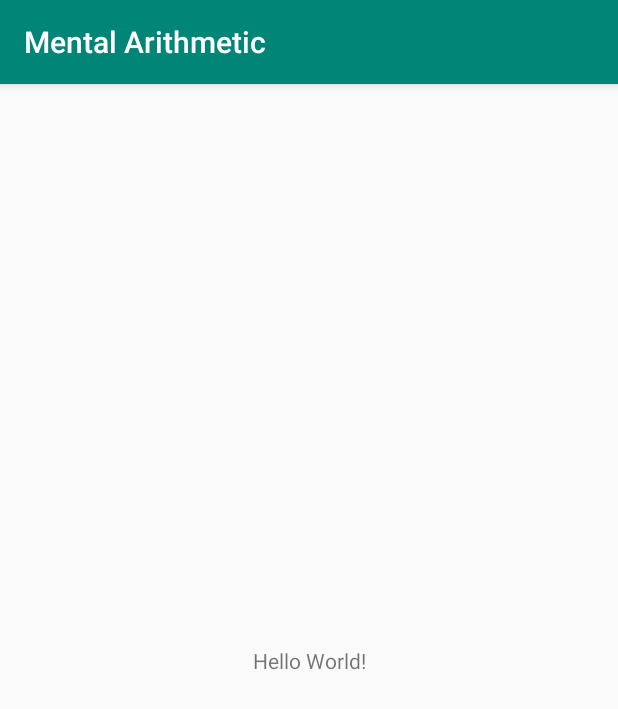
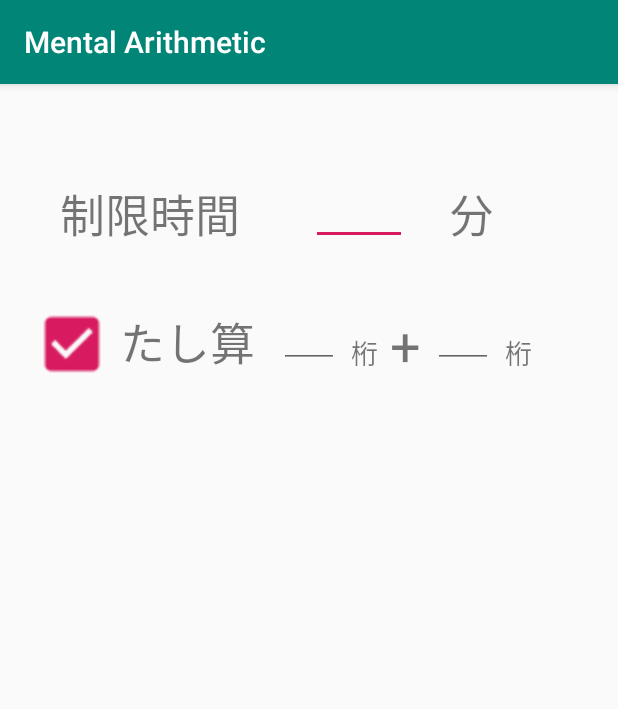
Before and after one commit to Masaki-Fujiwara/Mental-Arithmetic, an Android app: the screen it shows after launch (MainActivity), on a phone screen of 412 x 824 dp. Shown: the top 709 px of the screen. Run offline under Robolectric (Android 15) with nearby library versions, the phone set to English and light mode, and no system bars.

Commit message:
created test view

```diff
--- a/app/build.gradle
+++ b/app/build.gradle
@@ -26,4 +26,5 @@ dependencies {
     testImplementation 'junit:junit:4.12'
     androidTestImplementation 'androidx.test.ext:junit:1.1.0'
     androidTestImplementation 'androidx.test.espresso:espresso-core:3.1.1'
+    implementation 'com.google.android.material:material:1.0.0'
 }
--- a/app/src/main/java/com/example/mentalarithmetic/MainActivity.java
+++ b/app/src/main/java/com/example/mentalarithmetic/MainActivity.java
@@ -11,4 +11,5 @@ public class MainActivity extends AppCompatActivity {
         super.onCreate(savedInstanceState);
         setContentView(R.layout.activity_main);
     }
+
 }
--- a/app/src/main/res/layout/activity_main.xml
+++ b/app/src/main/res/layout/activity_main.xml
@@ -6,13 +6,124 @@
     android:layout_height="match_parent"
     tools:context=".MainActivity">
 
+    <!--制限時間View-->
     <TextView
+        android:id="@+id/textViewTimeLimit"
         android:layout_width="wrap_content"
         android:layout_height="wrap_content"
-        android:text="Hello World!"
-        app:layout_constraintBottom_toBottomOf="parent"
-        app:layout_constraintLeft_toLeftOf="parent"
-        app:layout_constraintRight_toRightOf="parent"
+        android:layout_marginStart="40dp"
+        android:layout_marginTop="64dp"
+        android:text="@string/textViewTimeLimit"
+        android:textSize="30sp"
+        app:layout_constraintStart_toStartOf="parent"
         app:layout_constraintTop_toTopOf="parent" />
 
+    <EditText
+        android:id="@+id/editTextTimeLimit"
+        android:layout_width="64dp"
+        android:layout_height="43dp"
+        android:layout_marginTop="64dp"
+        android:ems="@integer/editTextTimeLimit"
+        android:inputType="number"
+        app:layout_constraintEnd_toEndOf="parent"
+        app:layout_constraintHorizontal_bias="0.25"
+        app:layout_constraintStart_toEndOf="@+id/textViewTimeLimit"
+        app:layout_constraintTop_toTopOf="parent" />
+
+    <TextView
+        android:id="@+id/textViewMinute"
+        android:layout_width="wrap_content"
+        android:layout_height="wrap_content"
+        android:layout_marginTop="64dp"
+        android:text="@string/textViewMinute"
+        android:textSize="30sp"
+        app:layout_constraintEnd_toEndOf="parent"
+        app:layout_constraintHorizontal_bias="0.25"
+        app:layout_constraintStart_toEndOf="@+id/editTextTimeLimit"
+        app:layout_constraintTop_toTopOf="parent" />
+
+    <!--たし算View-->
+    <CheckBox
+        android:id="@+id/checkBoxPlus"
+        android:layout_width="wrap_content"
+        android:layout_height="wrap_content"
+        android:layout_marginStart="32dp"
+        android:layout_marginTop="48dp"
+        android:checked="@bool/plusCheck"
+        android:scaleX="2"
+        android:scaleY="2"
+        app:layout_constraintStart_toStartOf="parent"
+        app:layout_constraintTop_toBottomOf="@+id/textViewTimeLimit" />
+
+    <TextView
+        android:id="@+id/textViewPlus"
+        android:layout_width="wrap_content"
+        android:layout_height="wrap_content"
+        android:layout_marginStart="16dp"
+        android:layout_marginTop="40dp"
+        android:text="@string/TextViewPlus"
+        android:textSize="30sp"
+        app:layout_constraintStart_toEndOf="@+id/checkBoxPlus"
+        app:layout_constraintTop_toBottomOf="@+id/textViewTimeLimit" />
+
+    <EditText
+        android:id="@+id/editTextPlusDigitLeft"
+        android:layout_width="40dp"
+        android:layout_height="40dp"
+        android:layout_marginStart="16dp"
+        android:layout_marginTop="40dp"
+        android:layout_marginEnd="23dp"
+        android:ems="@integer/editTextPlusDigitLeft"
+        android:inputType="number"
+        android:textSize="18sp"
+        app:layout_constraintEnd_toStartOf="@+id/textViewPlusDigitLeft"
+        app:layout_constraintHorizontal_bias="0.42"
+        app:layout_constraintStart_toEndOf="@+id/textViewPlus"
+        app:layout_constraintTop_toBottomOf="@+id/textViewTimeLimit" />
+
+    <TextView
+        android:id="@+id/textViewPlusDigitLeft"
+        android:layout_width="wrap_content"
+        android:layout_height="wrap_content"
+        android:layout_marginStart="8dp"
+        android:layout_marginTop="56dp"
+        android:text="@string/textViewDigit"
+        android:textSize="18sp"
+        app:layout_constraintStart_toEndOf="@+id/editTextPlusDigitLeft"
+        app:layout_constraintTop_toBottomOf="@+id/textViewTimeLimit" />
+
+    <TextView
+        android:id="@+id/textViewPlusOpe"
+        android:layout_width="wrap_content"
+        android:layout_height="wrap_content"
+        android:layout_marginStart="8dp"
+        android:layout_marginTop="40dp"
+        android:text="@string/textViewPlusOpe"
+        android:textSize="36sp"
+        app:layout_constraintStart_toEndOf="@+id/textViewPlusDigitLeft"
+        app:layout_constraintTop_toBottomOf="@+id/textViewTimeLimit" />
+
+    <EditText
+        android:id="@+id/editTextPlusDigitRight"
+        android:layout_width="40dp"
+        android:layout_height="40dp"
+        android:layout_marginStart="8dp"
+        android:layout_marginTop="40dp"
+        android:ems="@integer/editTextPlusDigitRight"
+        android:inputType="number"
+        android:textSize="18sp"
+        app:layout_constraintStart_toEndOf="@+id/textViewPlusOpe"
+        app:layout_constraintTop_toBottomOf="@+id/textViewTimeLimit" />
+
+    <TextView
+        android:id="@+id/textViewPlusDigitRight"
+        android:layout_width="wrap_content"
+        android:layout_height="wrap_content"
+        android:layout_marginStart="8dp"
+        android:layout_marginTop="56dp"
+        android:text="@string/textViewDigit"
+        android:textSize="18sp"
+        app:layout_constraintStart_toEndOf="@+id/editTextPlusDigitRight"
+        app:layout_constraintTop_toBottomOf="@+id/textViewTimeLimit" />
+
 </androidx.constraintlayout.widget.ConstraintLayout>
--- /dev/null
+++ b/app/src/main/res/values/bools.xml
@@ -0,0 +1,7 @@
+<?xml version="1.0" encoding="utf-8"?>
+<resources>
+    <bool name="plusCheck">true</bool>
+    <bool name="subCheck">true</bool>
+    <bool name="byCheck">true</bool>
+    <bool name="divCheck">true</bool>
+</resources>
--- /dev/null
+++ b/app/src/main/res/values/integers.xml
@@ -0,0 +1,6 @@
+<?xml version="1.0" encoding="utf-8"?>
+<resources>
+    <integer name="editTextTimeLimit">2</integer>
+    <integer name="editTextPlusDigitLeft">2</integer>
+    <integer name="editTextPlusDigitRight">2</integer>
+</resources>
--- a/app/src/main/res/values/strings.xml
+++ b/app/src/main/res/values/strings.xml
@@ -1,3 +1,18 @@
 <resources>
     <string name="app_name">Mental Arithmetic</string>
+
+    <string name="timeLimit">2</string>
+    <string name="plusLeft">2</string>
+    <string name="plusRight">2</string>
+    <string name="subLeft">2</string>
+    <string name="subRight">2</string>
+    <string name="byLeft">2</string>
+    <string name="byRight">2</string>
+    <string name="divLeft">2</string>
+    <string name="textViewTimeLimit">制限時間</string>
+    <string name="textViewMinute">分</string>
+    <string name="TextViewPlus">たし算</string>
+    <string name="textViewDigit">桁</string>
+    <string name="textViewPlusOpe">+</string>
+
 </resources>
```
